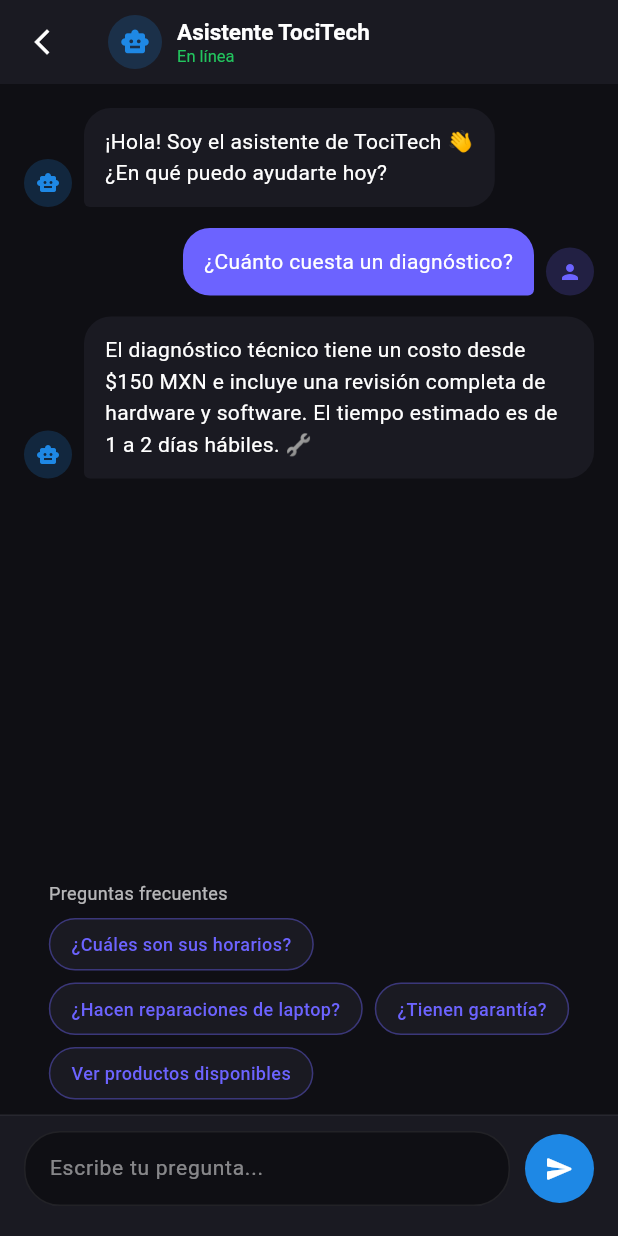
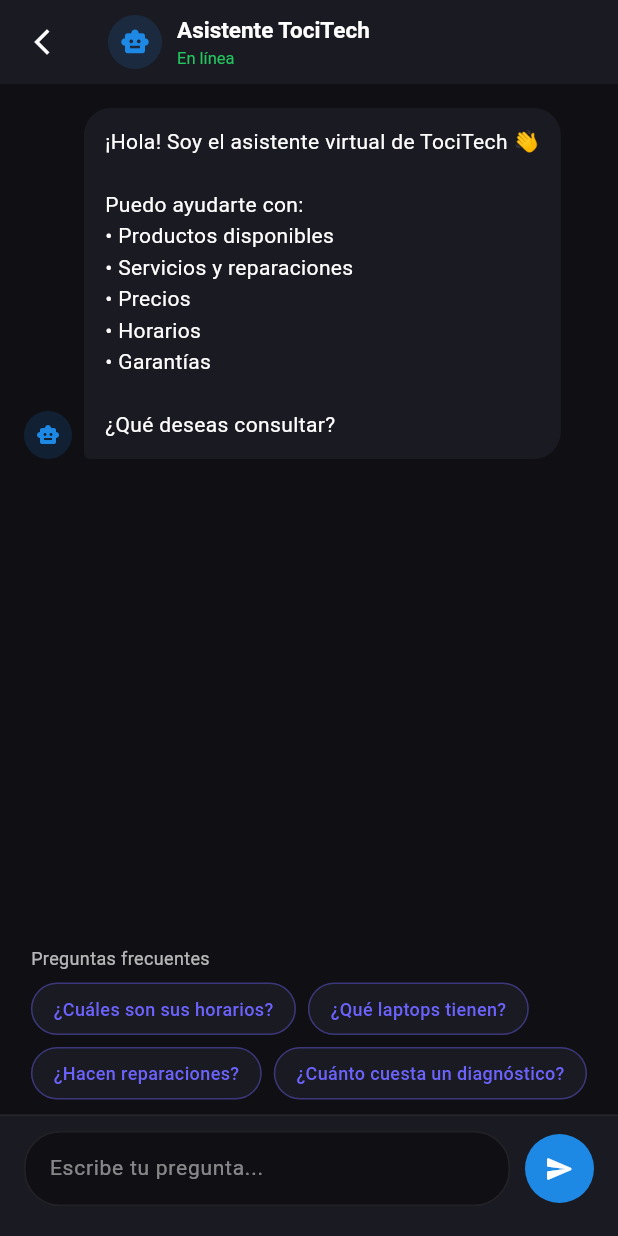
Before and after one commit to KevinAmezcua11/TociTech, a Flutter app: the AiChatPage screen opened directly, on a phone screen of 412 x 824 dp. Run offline on Flutter 3.47's test engine with Material 3 defaults, Android fonts, the phone set to English and light mode, and no system bars.

Commit message:
chat-ia incompleto

```diff
--- /dev/null
+++ b/app_client/lib/services/ai_service.dart
@@ -0,0 +1,13 @@
+import 'api_service.dart';
+
+class AiService {
+  final ApiService _api = ApiService();
+
+  Future<String> sendMessage(String message) async {
+    final response = await _api.post(
+      "/chat",
+      {"message": message},
+    );
+    return response["reply"] ?? "Sin respuesta";
+  }
+}
--- a/app_client/lib/services/auth_service.dart
+++ b/app_client/lib/services/auth_service.dart
@@ -2,9 +2,7 @@
 import 'api_service.dart';
 
 class AuthService {
-  final ApiService api;
-
-  AuthService(this.api);
+  final ApiService api = ApiService();
 
   Future<User> login(String username, String password) async {
     final response = await api.post(
@@ -16,7 +14,6 @@
     );
 
     api.token = response['token'];
-
     return User.fromJson(response['user']);
   }
 
@@ -39,7 +36,6 @@
         "phone": phone,
       },
     );
-
     return User.fromJson(response);
   }
 }
--- a/app_client/lib/ui/pages/ai/ai_chat_page.dart
+++ b/app_client/lib/ui/pages/ai/ai_chat_page.dart
@@ -1,11 +1,16 @@
 import 'package:flutter/material.dart';
+import '../../../services/ai_service.dart';
 import '../../../theme/app_theme.dart';
 
-// Modelo msj
+// Modelo mensaje
 class _Mensaje {
   final String texto;
   final bool esUsuario;
-  _Mensaje({required this.texto, required this.esUsuario});
+
+  _Mensaje({
+    required this.texto,
+    required this.esUsuario,
+  });
 }
 
 class AiChatPage extends StatefulWidget {
@@ -16,85 +21,218 @@
 }
 
 class _AiChatPageState extends State<AiChatPage> {
+
   final TextEditingController _controller = TextEditingController();
   final ScrollController _scrollController = ScrollController();
 
+  final AiService _aiService = AiService();
+
+  bool _loading = false;
+
   final List<_Mensaje> _mensajes = [
     _Mensaje(
-      texto: "¡Hola! Soy el asistente de TociTech 👋\n¿En qué puedo ayudarte hoy?",
-      esUsuario: false,
-    ),
-    _Mensaje(
-      texto: "¿Cuánto cuesta un diagnóstico?",
-      esUsuario: true,
-    ),
-    _Mensaje(
-      texto: "El diagnóstico técnico tiene un costo desde \$150 MXN e incluye una revisión completa de hardware y software. El tiempo estimado es de 1 a 2 días hábiles. 🔧",
+      texto:
+      "¡Hola! Soy el asistente virtual de TociTech 👋\n\n"
+          "Puedo ayudarte con:\n"
+          "• Productos disponibles\n"
+          "• Servicios y reparaciones\n"
+          "• Precios\n"
+          "• Horarios\n"
+          "• Garantías\n\n"
+          "¿Qué deseas consultar?",
       esUsuario: false,
     ),
   ];
 
   final List<String> _sugerencias = [
     "¿Cuáles son sus horarios?",
-    "¿Hacen reparaciones de laptop?",
-    "¿Tienen garantía?",
-    "Ver productos disponibles",
+    "¿Qué laptops tienen?",
+    "¿Hacen reparaciones?",
+    "¿Cuánto cuesta un diagnóstico?",
   ];
+
+  // =========================
+  // ENVIAR MENSAJE
+  // =========================
+
+  Future<void> _sendMessage([String? text]) async {
+
+    final message = text ?? _controller.text.trim();
+
+    if (message.isEmpty || _loading) return;
+
+    FocusScope.of(context).unfocus();
+
+    setState(() {
+
+      _mensajes.add(
+        _Mensaje(
+          texto: message,
+          esUsuario: true,
+        ),
+      );
+
+      _loading = true;
+    });
+
+    _controller.clear();
+
+    _scrollToBottom();
+
+    try {
+
+      final reply = await _aiService.sendMessage(message);
+
+      setState(() {
+
+        _mensajes.add(
+          _Mensaje(
+            texto: reply,
+            esUsuario: false,
+          ),
+        );
+
+      });
+
+    } catch (e) {
+
+      final errorMsg = e.toString().replaceAll('Exception: ', '');
+
+      setState(() {
+
+        _mensajes.add(
+          _Mensaje(
+            texto: "Ocurrió un error al conectar con el asistente.\n$errorMsg",
+            esUsuario: false,
+          ),
+        );
+
+      });
+
+    } finally {
+
+      setState(() {
+        _loading = false;
+      });
+
+      _scrollToBottom();
+    }
+  }
+
+  // =========================
+  // SCROLL
+  // =========================
+
+  void _scrollToBottom() {
+
+    Future.delayed(const Duration(milliseconds: 100), () {
+
+      if (_scrollController.hasClients) {
+
+        _scrollController.animateTo(
+          _scrollController.position.maxScrollExtent,
+          duration: const Duration(milliseconds: 300),
+          curve: Curves.easeOut,
+        );
+
+      }
+
+    });
+  }
 
   @override
   Widget build(BuildContext context) {
+
     return Scaffold(
       backgroundColor: AppColors.background,
+
       appBar: _buildAppBar(context),
+
       body: Column(
         children: [
+
+          // CHAT
           Expanded(
             child: ListView.builder(
               controller: _scrollController,
-              padding: EdgeInsets.symmetric(horizontal: 16, vertical: 16),
-              itemCount: _mensajes.length,
-              itemBuilder: (context, index) => _buildMensaje(_mensajes[index]),
+              padding: const EdgeInsets.symmetric(
+                horizontal: 16,
+                vertical: 16,
+              ),
+
+              itemCount: _mensajes.length + (_loading ? 1 : 0),
+
+              itemBuilder: (context, index) {
+
+                // Loading IA
+                if (_loading && index == _mensajes.length) {
+
+                  return _buildMensaje(
+                    _Mensaje(
+                      texto: "Escribiendo...",
+                      esUsuario: false,
+                    ),
+                  );
+                }
+
+                return _buildMensaje(_mensajes[index]);
+              },
             ),
           ),
 
-          if (_mensajes.length <= 3) _buildSugerencias(),
+          // SUGERENCIAS
+          if (_mensajes.length <= 2)
+            _buildSugerencias(),
 
+          // INPUT
           _buildInput(),
         ],
       ),
     );
   }
 
+  // =========================
+  // APPBAR
+  // =========================
+
   PreferredSizeWidget _buildAppBar(BuildContext context) {
+
     return AppBar(
       backgroundColor: AppColors.surface,
+      elevation: 0,
+
       leading: IconButton(
         icon: Icon(
           Icons.arrow_back_ios_new,
           color: AppColors.textPrimary,
-            size: 20
+          size: 20,
         ),
+
         onPressed: () => Navigator.pop(context),
       ),
 
       title: Row(
         children: [
+
           CircleAvatar(
             radius: 18,
-            backgroundColor: AppColors.blue.withOpacity(0.2),
-            child: Icon(
+            backgroundColor: AppColors.blue.withOpacity(0.15),
+
+            child: const Icon(
               Icons.smart_toy,
               color: AppColors.blue,
-                size: 20
+              size: 20,
             ),
           ),
 
-          SizedBox(width: 10),
+          const SizedBox(width: 10),
 
           Column(
             crossAxisAlignment: CrossAxisAlignment.start,
             children: [
-              Text("Asistente TociTech",
+
+              Text(
+                "Asistente TociTech",
                 style: TextStyle(
                   color: AppColors.textPrimary,
                   fontSize: 15,
@@ -102,8 +240,14 @@
                 ),
               ),
 
-              Text("En línea",
-                style: TextStyle(color: Color(0xFF22C55E), fontSize: 11),
+              const SizedBox(height: 2),
+
+              const Text(
+                "En línea",
+                style: TextStyle(
+                  color: Color(0xFF22C55E),
+                  fontSize: 11,
+                ),
               ),
             ],
           ),
@@ -112,41 +256,79 @@
     );
   }
 
-  // Burbuja de Mensaje
+  // =========================
+  // MENSAJE
+  // =========================
+
   Widget _buildMensaje(_Mensaje mensaje) {
+
     final esUsuario = mensaje.esUsuario;
 
     return Padding(
       padding: const EdgeInsets.only(bottom: 14),
+
       child: Row(
-        mainAxisAlignment: esUsuario ? MainAxisAlignment.end : MainAxisAlignment.start,
+        mainAxisAlignment:
+        esUsuario
+            ? MainAxisAlignment.end
+            : MainAxisAlignment.start,
+
         crossAxisAlignment: CrossAxisAlignment.end,
+
         children: [
+
+          // Avatar IA
           if (!esUsuario) ...[
+
             CircleAvatar(
               radius: 16,
-              backgroundColor: AppColors.blue.withOpacity(0.2),
-              child: const Icon(Icons.smart_toy, color: AppColors.blue, size: 16),
+              backgroundColor: AppColors.blue.withOpacity(0.15),
+
+              child: const Icon(
+                Icons.smart_toy,
+                color: AppColors.blue,
+                size: 16,
               ),
+            ),
+
             const SizedBox(width: 8),
           ],
 
           // Burbuja
           Flexible(
             child: Container(
-              padding: const EdgeInsets.symmetric(horizontal: 14, vertical: 12),
+              padding: const EdgeInsets.symmetric(
+                horizontal: 14,
+                vertical: 12,
+              ),
+
               decoration: BoxDecoration(
-                color: esUsuario ? AppColors.primary : AppColors.surface,
+                color:
+                esUsuario
+                    ? AppColors.primary
+                    : AppColors.surface,
+
                 borderRadius: BorderRadius.only(
                   topLeft: const Radius.circular(18),
                   topRight: const Radius.circular(18),
-                  bottomLeft: Radius.circular(esUsuario ? 18 : 4),
-                  bottomRight: Radius.circular(esUsuario ? 4 : 18),
+
+                  bottomLeft:
+                  Radius.circular(esUsuario ? 18 : 4),
+
+                  bottomRight:
+                  Radius.circular(esUsuario ? 4 : 18),
                 ),
               ),
-              child: Text(mensaje.texto,
+
+              child: Text(
+                mensaje.texto,
+
                 style: TextStyle(
-                  color: esUsuario ? Colors.white : AppColors.textPrimary,
+                  color:
+                  esUsuario
+                      ? Colors.white
+                      : AppColors.textPrimary,
+
                   fontSize: 14,
                   height: 1.5,
                 ),
@@ -156,14 +338,18 @@
 
           // Avatar usuario
           if (esUsuario) ...[
-            SizedBox(width: 8),
+
+            const SizedBox(width: 8),
+
             CircleAvatar(
               radius: 16,
-              backgroundColor: AppColors.primary.withOpacity(0.2),
+              backgroundColor:
+              AppColors.primary.withOpacity(0.15),
+
               child: Icon(
                 Icons.person,
                 color: AppColors.primary,
-                  size: 16
+                size: 16,
               ),
             ),
           ],
@@ -172,40 +358,70 @@
     );
   }
 
-  // Sugerencias Rapidas
+  // =========================
+  // SUGERENCIAS
+  // =========================
+
   Widget _buildSugerencias() {
+
     return Padding(
-      padding: EdgeInsets.fromLTRB(16, 0, 16, 10),
+      padding: const EdgeInsets.fromLTRB(16, 0, 16, 10),
+
       child: Column(
         crossAxisAlignment: CrossAxisAlignment.start,
+
         children: [
+
           Padding(
-            padding: EdgeInsets.only(bottom: 8),
-            child: Text("Preguntas frecuentes",
-              style: TextStyle(color: AppColors.textSecondary, fontSize: 12),
+            padding: const EdgeInsets.only(bottom: 8),
+
+            child: Text(
+              "Preguntas frecuentes",
+
+              style: TextStyle(
+                color: AppColors.textSecondary,
+                fontSize: 12,
               ),
             ),
+          ),
+
           Wrap(
-            spacing: 8, runSpacing: 8,
+            spacing: 8,
+            runSpacing: 8,
+
             children: _sugerencias.map((s) {
+
               return GestureDetector(
-                onTap: () {},
+
+                onTap: () => _sendMessage(s),
+
                 child: Container(
-                  padding: EdgeInsets.symmetric(horizontal: 14, vertical: 8),
+                  padding: const EdgeInsets.symmetric(
+                    horizontal: 14,
+                    vertical: 8,
+                  ),
+
                   decoration: BoxDecoration(
                     color: AppColors.surface,
                     borderRadius: BorderRadius.circular(20),
-                    border: Border.all(color: AppColors.primary.withOpacity(0.4)),
+
+                    border: Border.all(
+                      color: AppColors.primary.withOpacity(0.4),
                     ),
-                  child: Text(s,
+                  ),
+
+                  child: Text(
+                    s,
+
                     style: TextStyle(
                       color: AppColors.primary,
                       fontSize: 12,
-                        fontWeight: FontWeight.w500
+                      fontWeight: FontWeight.w500,
                     ),
                   ),
                 ),
               );
+
             }).toList(),
           ),
         ],
@@ -213,50 +429,108 @@
     );
   }
 
-  // Input
+  // =========================
+  // INPUT
+  // =========================
+
   Widget _buildInput() {
+
     return Container(
-      padding: EdgeInsets.fromLTRB(16, 10, 16, 20),
+      padding: const EdgeInsets.fromLTRB(16, 10, 16, 20),
+
       decoration: BoxDecoration(
         color: AppColors.surface,
-        border: Border(top: BorderSide(color: Colors.white.withOpacity(0.06))),
+
+        border: Border(
+          top: BorderSide(
+            color: Colors.white.withOpacity(0.06),
           ),
+        ),
+      ),
+
       child: Row(
         children: [
+
           Expanded(
             child: Container(
-              padding: EdgeInsets.symmetric(horizontal: 16),
+              padding: const EdgeInsets.symmetric(horizontal: 16),
+
               decoration: BoxDecoration(
                 color: AppColors.background,
                 borderRadius: BorderRadius.circular(24),
-                border: Border.all(color: Colors.white.withOpacity(0.08)),
+
+                border: Border.all(
+                  color: Colors.white.withOpacity(0.08),
                 ),
+              ),
+
               child: TextField(
                 controller: _controller,
-                style: TextStyle(color: AppColors.textPrimary, fontSize: 14),
+
+                onSubmitted: (_) => _sendMessage(),
+
+                style: TextStyle(
+                  color: AppColors.textPrimary,
+                  fontSize: 14,
+                ),
+
                 decoration: InputDecoration(
                   hintText: "Escribe tu pregunta...",
-                  hintStyle: TextStyle(color: AppColors.textSecondary.withOpacity(0.5), fontSize: 14),
+
+                  hintStyle: TextStyle(
+                    color:
+                    AppColors.textSecondary.withOpacity(0.5),
+                    fontSize: 14,
+                  ),
+
                   border: InputBorder.none,
-                  contentPadding: EdgeInsets.symmetric(vertical: 12),
+
+                  contentPadding: const EdgeInsets.symmetric(
+                    vertical: 12,
+                  ),
                 ),
               ),
             ),
           ),
 
-          SizedBox(width: 10),
+          const SizedBox(width: 10),
 
           // Botón enviar
-          Container(
-            height: 46, width: 46,
+          GestureDetector(
+
+            onTap: _sendMessage,
+
+            child: AnimatedContainer(
+              duration: const Duration(milliseconds: 200),
+
+              height: 46,
+              width: 46,
+
               decoration: BoxDecoration(
-              color: AppColors.blue,
+                color:
+                _loading
+                    ? AppColors.blue.withOpacity(0.5)
+                    : AppColors.blue,
+
                 shape: BoxShape.circle,
               ),
-            child: Icon(
+
+              child:
+              _loading
+                  ? const Padding(
+                padding: EdgeInsets.all(12),
+
+                child: CircularProgressIndicator(
+                  strokeWidth: 2,
+                  color: Colors.white,
+                ),
+              )
+
+                  : const Icon(
                 Icons.send_rounded,
                 color: Colors.white,
-                size: 20
+                size: 20,
+              ),
             ),
           ),
         ],
--- a/app_client/lib/ui/pages/auth/login_page.dart
+++ b/app_client/lib/ui/pages/auth/login_page.dart
@@ -26,8 +26,7 @@
   void initState() {
     super.initState();
 
-    final api = ApiService();
-    authController = AuthController(AuthService(api));
+    authController = AuthController(AuthService());
   }
 
   Future<void> _login() async {
--- a/app_client/lib/ui/pages/auth/register_page.dart
+++ b/app_client/lib/ui/pages/auth/register_page.dart
@@ -32,9 +32,7 @@
   void initState() {
     super.initState();
 
-    final api = ApiService();
-    final authService = AuthService(api);
-    authController = AuthController(authService);
+    authController = AuthController(AuthService());
   }
 
   @override
```
Also changed, not shown: app_client/lib/services/api_service.dart (+15 -27 lines), 3 other files. Lines whose indentation alone changed are shown as unchanged.
